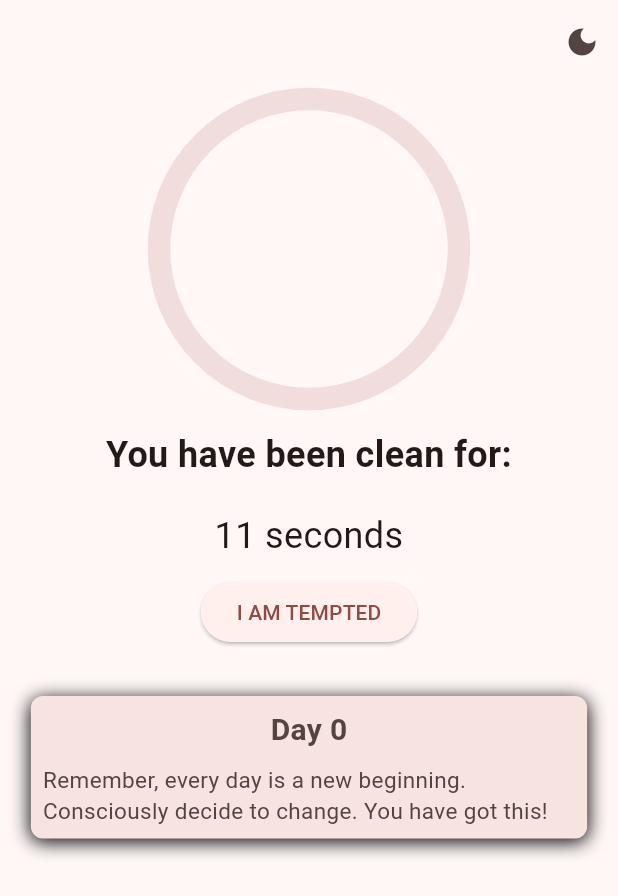
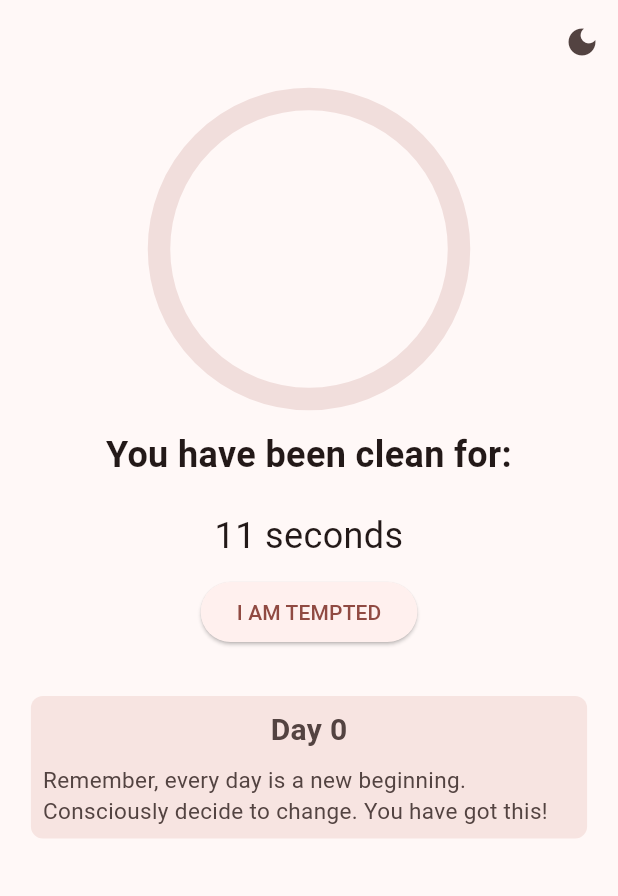
Before and after one commit to deynesdev/quitr, a Flutter app: the screen it shows after launch, after a tap on "I AM TEMPTED", after a tap on the "light mode" icon, on a phone screen of 412 x 824 dp. Shown: the top 896 px of the screen. Run offline on Flutter 3.47's test engine with Material 3 defaults, Android fonts, the phone set to English and light mode, and no system bars; drawn by our look-alikes of dynamic_color; our stand-ins replace shared_preferences.

Commit message:
- deleted the shadowbox

```diff
--- a/lib/main.dart
+++ b/lib/main.dart
@@ -314,13 +314,6 @@ Widget tipOfTheDay(Duration diff, BuildContext context) {
     decoration: BoxDecoration(
       color: Theme.of(context).colorScheme.surfaceContainerHigh,
       borderRadius: BorderRadius.circular(8),
-      boxShadow: [
-        BoxShadow(
-          color: Theme.of(context).colorScheme.shadow,
-          blurRadius: 10,
-          offset: const Offset(0, 2),
-        ),
-      ],
     ),
     child: tipOfTheDay(
       DateTime.now().difference(lastRelapseTime),
--- a/pubspec.yaml
+++ b/pubspec.yaml
@@ -16,7 +16,7 @@ publish_to: 'none' # Remove this line if you wish to publish to pub.dev
 # https://developer.apple.com/library/archive/documentation/General/Reference/InfoPlistKeyReference/Articles/CoreFoundationKeys.html
 # In Windows, build-name is used as the major, minor, and patch parts
 # of the product and file versions while build-number is used as the build suffix.
-version: 0.4.0+6
+version: 0.4.1+7
 
 environment:
   sdk: ^3.8.1
```
